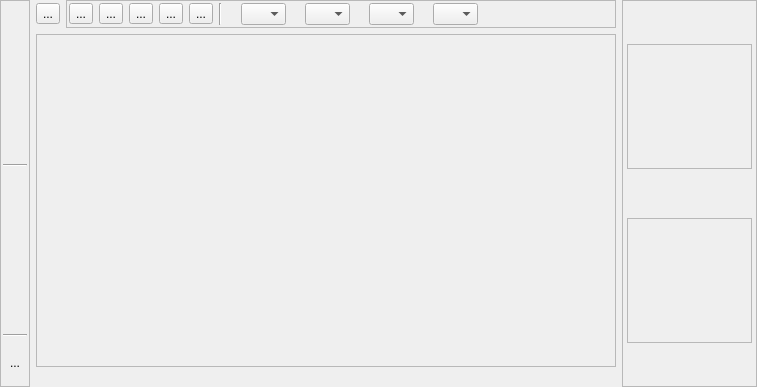
claudiobogossian/terralib5, file src/terralib/qt/widgets/rp/ui/RasterNavigatorWidgetForm.ui: the form before one commit.
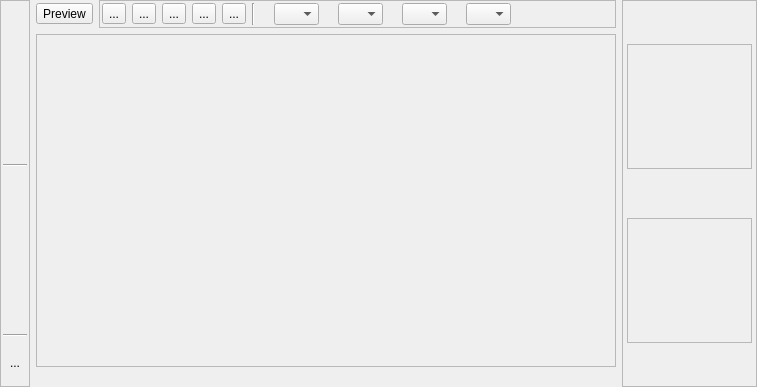
The form after the commit.

```diff
--- a/src/terralib/qt/widgets/rp/ui/RasterNavigatorWidgetForm.ui
+++ b/src/terralib/qt/widgets/rp/ui/RasterNavigatorWidgetForm.ui
@@ -230,7 +230,10 @@
          <item row="0" column="0">
           <widget class="QToolButton" name="m_previewToolButton">
            <property name="text">
-            <string>...</string>
+            <string>Preview</string>
+           </property>
+           <property name="toolButtonStyle">
+            <enum>Qt::ToolButtonTextBesideIcon</enum>
            </property>
           </widget>
          </item>
```
Left out of the diff: 47 changed lines with no effect on the pictures.
